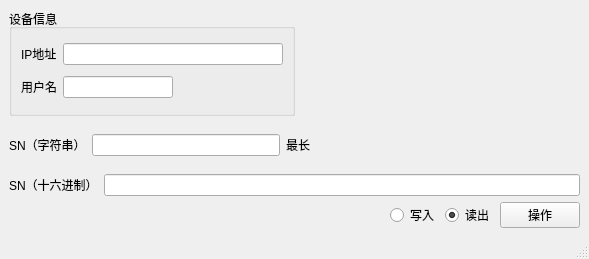
Qt form mainwindow.ui (curious-heart/read-write-rtb-sn) before a commit.
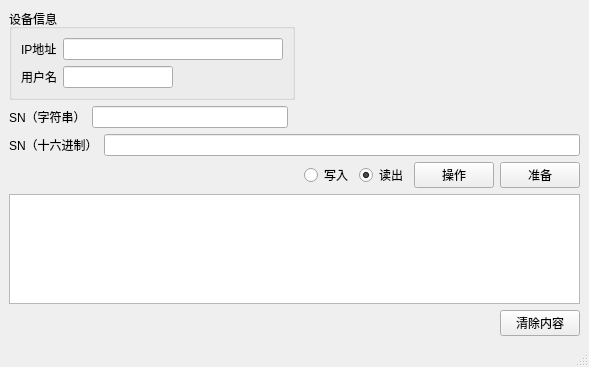
The same form after that commit.

```diff
--- a/mainwindow.ui
+++ b/mainwindow.ui
@@ -7,7 +7,7 @@
     <x>0</x>
     <y>0</y>
     <width>589</width>
-    <height>259</height>
+    <height>367</height>
    </rect>
   </property>
   <property name="windowTitle">
@@ -100,14 +100,18 @@
            </widget>
           </item>
           <item>
-           <widget class="QLineEdit" name="lineEdit"/>
+           <widget class="QLineEdit" name="SNStrLEdit">
+            <property name="text">
+             <string/>
+            </property>
+           </widget>
           </item>
          </layout>
         </item>
         <item>
          <widget class="QLabel" name="label_5">
           <property name="text">
-           <string>最长</string>
+           <string/>
           </property>
          </widget>
         </item>
@@ -183,10 +187,44 @@
           </property>
          </widget>
         </item>
+        <item>
+         <widget class="QPushButton" name="prepPBtn">
+          <property name="text">
+           <string>准备</string>
+          </property>
+         </widget>
+        </item>
        </layout>
       </item>
      </layout>
     </item>
+    <item>
+     <widget class="QTextEdit" name="outputDispEdit"/>
+    </item>
+    <item>
+     <layout class="QHBoxLayout" name="horizontalLayout_8">
+      <item>
+       <spacer name="horizontalSpacer_5">
+        <property name="orientation">
+         <enum>Qt::Horizontal</enum>
+        </property>
+        <property name="sizeHint" stdset="0">
+         <size>
+          <width>40</width>
+          <height>20</height>
+         </size>
+        </property>
+       </spacer>
+      </item>
+      <item>
+       <widget class="QPushButton" name="clrOutputBtn">
+        <property name="text">
+         <string>清除内容</string>
+        </property>
+       </widget>
+      </item>
+     </layout>
+    </item>
    </layout>
   </widget>
   <widget class="QMenuBar" name="menubar">
```
Left out of the diff: 20 changed lines with no effect on the pictures.
